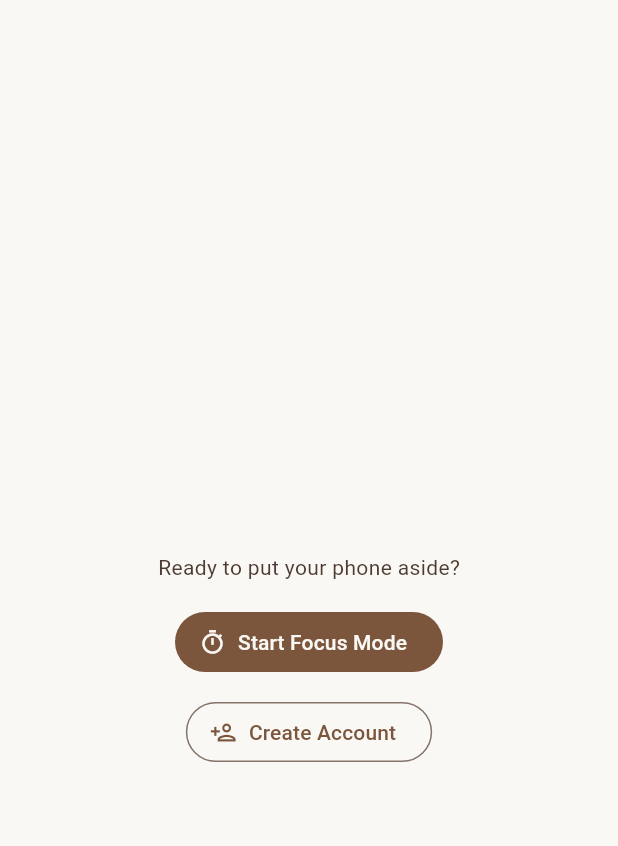
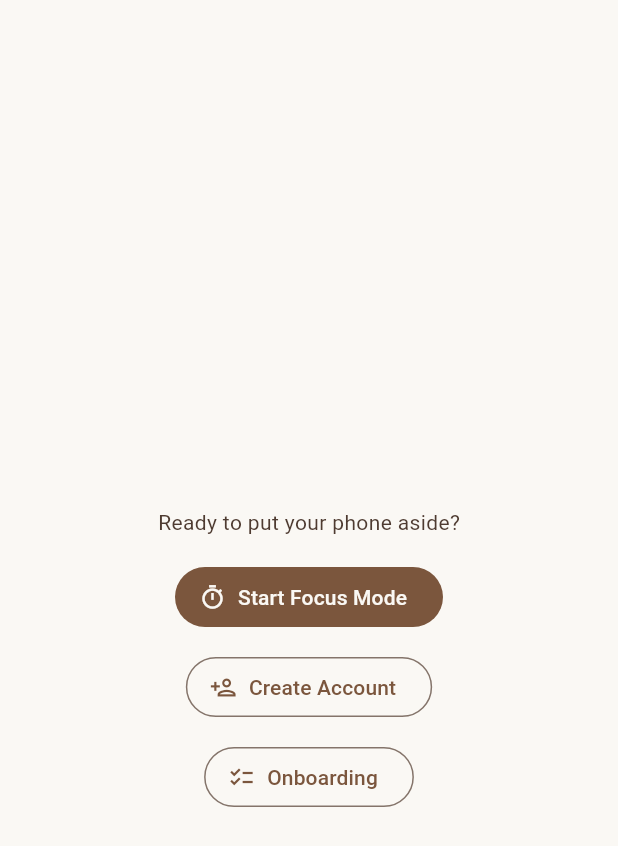
Before and after one commit to aleynahasanova/rest-for-more, a Flutter app: the screen it shows after launch, on a phone screen of 412 x 824 dp. Shown: the top 846 px of the screen. Run offline on Flutter 3.47's test engine with Material 3 defaults, Android fonts, the light colour scheme and no system bars; our stand-ins replace sqflite; accounts and stored records are empty.

Commit message:
adding button for onboarding

```diff
--- a/lib/main.dart
+++ b/lib/main.dart
@@ -3,8 +3,10 @@ import 'package:flutter/material.dart';
 import 'database/app_database.dart';
 
 import 'screens/focusmode.dart';
+import 'screens/onboarding/onboarding_flow_screen.dart';
 import 'screens/registration_screen.dart';
 import 'theme/app_theme.dart';
+
 
 Future<void> main() async {
   WidgetsFlutterBinding.ensureInitialized();
@@ -91,9 +93,25 @@ class _MyHomePageState extends State<MyHomePage> {
               icon: const Icon(Icons.person_add_outlined),
               label: const Text('Create Account'),
             ),
+
+            // TEMPORARY test button for the onboarding. It will be replaced
+            // by the real flow.
+            const SizedBox(height: 12),
+            OutlinedButton.icon(
+              onPressed: () {
+                Navigator.of(context).push(
+                  MaterialPageRoute<void>(
+                    builder: (context) => const OnboardingFlowScreen(),
+                  ),
+                );
+              },
+              icon: const Icon(Icons.checklist_outlined),
+              label: const Text('Onboarding'),
+            ),
           ],
         ),
       ),
     );
   }
+
 }
```
